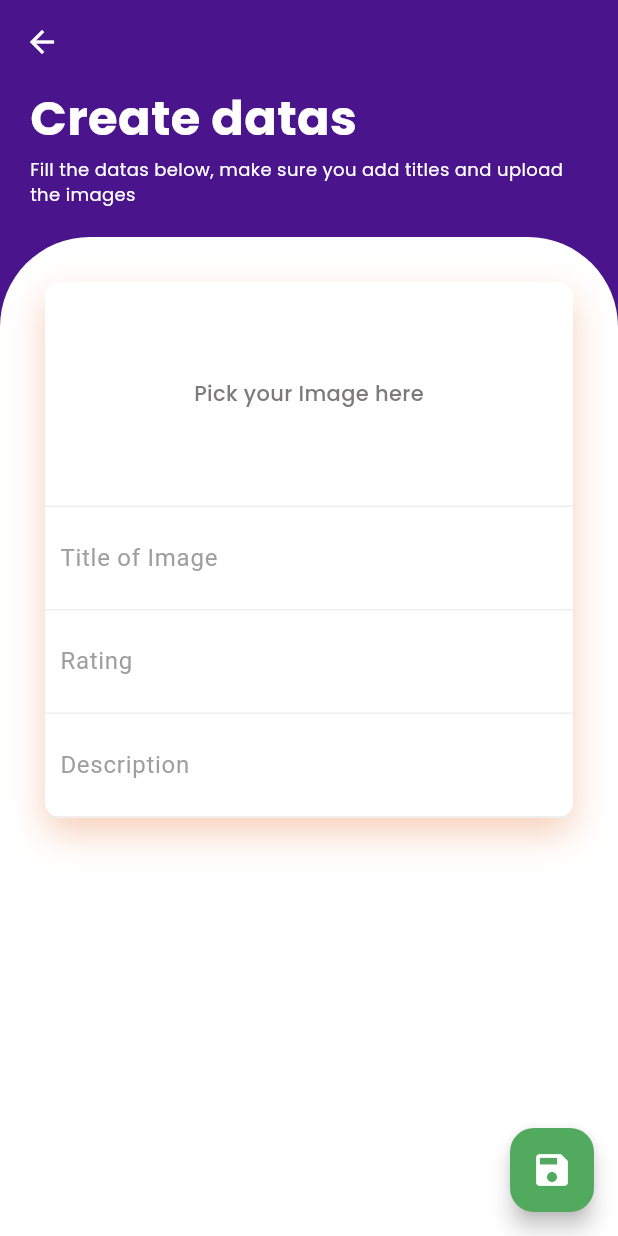
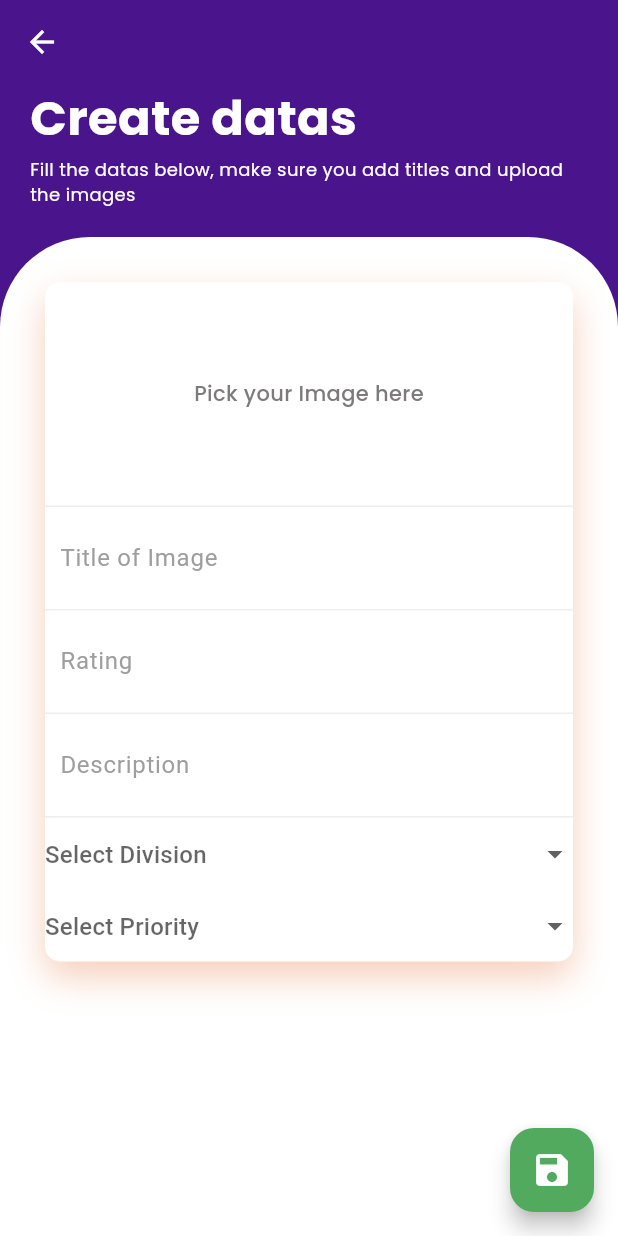
Before and after one commit to KurirRempeyek/YourAnimeList, a Flutter app: the IssueListScreen screen opened by its route, after a tap on the "add" icon, on a phone screen of 412 x 824 dp. Run offline on Flutter 3.47's test engine with Material 3 defaults, Android fonts, the phone set to English and light mode, and no system bars; our stand-ins replace carousel_slider, flutter_rating_bar, flutter_slidable, google_fonts, google_nav_bar, image_picker and 1 more; accounts and stored records are empty; network calls fail.

```diff
--- a/lib/form_customerservice.dart
+++ b/lib/form_customerservice.dart
@@ -16,6 +16,8 @@ class _CSFormState extends State<CSForm> {
   final _titleController = TextEditingController();
   final _ratingController = TextEditingController();
   final _descriptionController = TextEditingController();
+  String? _selectedDivision;
+  String? _selectedPriority;
 
   String _title = "";
   String _description = "";
@@ -266,6 +268,52 @@ class _CSFormState extends State<CSForm> {
                                 },
                               ),
                             ),
+                            DropdownButtonFormField<String>(
+                              decoration: const InputDecoration(
+                                hintText: 'Select Division',
+                                hintStyle: TextStyle(color: Colors.grey),
+                                border: InputBorder.none,
+                              ),
+                              value: _selectedDivision,
+                              onChanged: (newValue) {
+                                setState(() {
+                                  _selectedDivision = newValue!;
+                                });
+                              },
+                              items: <String>[
+                                'IT',
+                                'Helpdesk',
+                                'Billing'
+                              ].map<DropdownMenuItem<String>>((String value) {
+                                return DropdownMenuItem<String>(
+                                  value: value,
+                                  child: Text(value),
+                                );
+                              }).toList(),
+                            ),
+                            DropdownButtonFormField<String>(
+                              decoration: const InputDecoration(
+                                hintText: 'Select Priority',
+                                hintStyle: TextStyle(color: Colors.grey),
+                                border: InputBorder.none,
+                              ),
+                              value: _selectedPriority,
+                              onChanged: (newValue) {
+                                setState(() {
+                                  _selectedPriority = newValue!;
+                                });
+                              },
+                              items: <String>[
+                                'High',
+                                'Medium',
+                                'Low'
+                              ].map<DropdownMenuItem<String>>((String value) {
+                                return DropdownMenuItem<String>(
+                                  value: value,
+                                  child: Text(value),
+                                );
+                              }).toList(),
+                            ),
                           ],
                         ),
                       ),
--- a/lib/services/data_services.dart
+++ b/lib/services/data_services.dart
@@ -79,7 +79,7 @@ class DataService {
     final response = await http.get(Uri.parse(Endpoints.issue));
     if (response.statusCode == 200) {
       final data = jsonDecode(response.body) as Map<String, dynamic>;
-      return (data['issue'] as List<dynamic>)
+      return (data['datas'] as List<dynamic>)
           .map((item) => Issue.fromJson(item as Map<String, dynamic>))
           .toList();
     } else {
```
